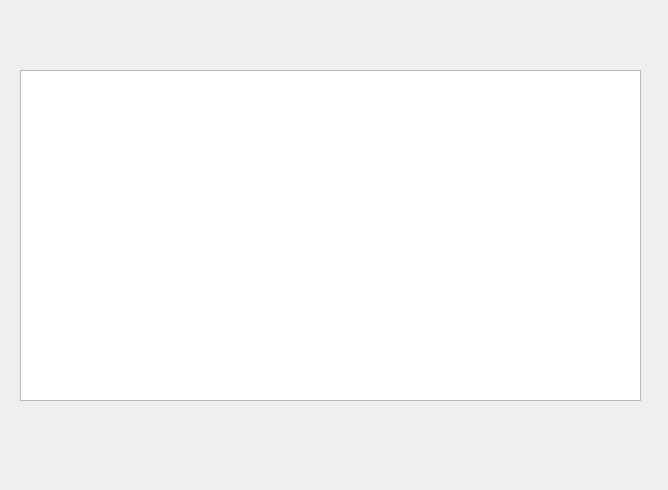
NorthIsMirror/QtZekyllManager, file manager/pulldialog.ui: the form before one commit.
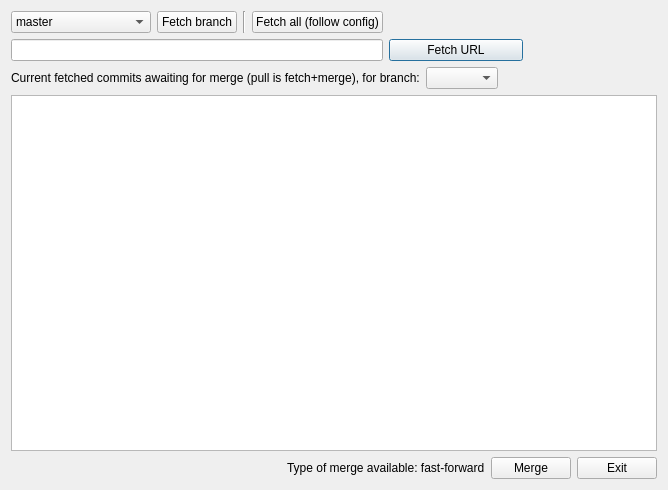
The form after the commit.

What changed in the file:
```diff
--- a/manager/pulldialog.ui
+++ b/manager/pulldialog.ui
@@ -13,16 +13,180 @@
   <property name="windowTitle">
    <string>Dialog</string>
   </property>
-  <widget class="QListWidget" name="listWidget">
-   <property name="geometry">
-    <rect>
-     <x>20</x>
-     <y>70</y>
-     <width>621</width>
-     <height>331</height>
-    </rect>
-   </property>
-  </widget>
+  <layout class="QVBoxLayout" name="verticalLayout">
+   <item>
+    <layout class="QGridLayout" name="gridLayout">
+     <item row="1" column="5">
+      <widget class="QPushButton" name="fetchURL">
+       <property name="text">
+        <string>Fetch URL</string>
+       </property>
+      </widget>
+     </item>
+     <item row="1" column="0" colspan="5">
+      <widget class="QLineEdit" name="url"/>
+     </item>
+     <item row="0" column="6">
+      <spacer name="horizontalSpacer_5">
+       <property name="orientation">
+        <enum>Qt::Horizontal</enum>
+       </property>
+       <property name="sizeHint" stdset="0">
+        <size>
+         <width>40</width>
+         <height>20</height>
+        </size>
+       </property>
+      </spacer>
+     </item>
+     <item row="0" column="4">
+      <widget class="QPushButton" name="fetchAll">
+       <property name="text">
+        <string>Fetch all (follow config)</string>
+       </property>
+      </widget>
+     </item>
+     <item row="0" column="5">
+      <spacer name="horizontalSpacer_3">
+       <property name="orientation">
+        <enum>Qt::Horizontal</enum>
+       </property>
+       <property name="sizeHint" stdset="0">
+        <size>
+         <width>40</width>
+         <height>20</height>
+        </size>
+       </property>
+      </spacer>
+     </item>
+     <item row="0" column="0">
+      <widget class="QComboBox" name="branchCombo">
+       <property name="minimumSize">
+        <size>
+         <width>140</width>
+         <height>0</height>
+        </size>
+       </property>
+       <item>
+        <property name="text">
+         <string>master</string>
+        </property>
+       </item>
+      </widget>
+     </item>
+     <item row="0" column="1" colspan="2">
+      <widget class="QPushButton" name="fetchBranch">
+       <property name="text">
+        <string>Fetch branch</string>
+       </property>
+      </widget>
+     </item>
+     <item row="1" column="6">
+      <spacer name="horizontalSpacer_4">
+       <property name="orientation">
+        <enum>Qt::Horizontal</enum>
+       </property>
+       <property name="sizeHint" stdset="0">
+        <size>
+         <width>40</width>
+         <height>20</height>
+        </size>
+       </property>
+      </spacer>
+     </item>
+     <item row="0" column="3">
+      <widget class="Line" name="line">
+       <property name="orientation">
+        <enum>Qt::Vertical</enum>
+       </property>
+      </widget>
+     </item>
+    </layout>
+   </item>
+   <item>
+    <layout class="QHBoxLayout" name="horizontalLayout_4">
+     <item>
+      <widget class="QLabel" name="label">
+       <property name="text">
+        <string>Current fetched commits awaiting for merge (pull is fetch+merge), for branch:</string>
+       </property>
+      </widget>
+     </item>
+     <item>
+      <widget class="QComboBox" name="fetchHeadCombo"/>
+     </item>
+     <item>
+      <spacer name="horizontalSpacer">
+       <property name="orientation">
+        <enum>Qt::Horizontal</enum>
+       </property>
+       <property name="sizeHint" stdset="0">
+        <size>
+         <width>40</width>
+         <height>20</height>
+        </size>
+       </property>
+      </spacer>
+     </item>
+    </layout>
+   </item>
+   <item>
+    <widget class="QListWidget" name="listWidget"/>
+   </item>
+   <item>
+    <layout class="QHBoxLayout" name="horizontalLayout_5">
+     <item>
+      <spacer name="horizontalSpacer_2">
+       <property name="orientation">
+        <enum>Qt::Horizontal</enum>
+       </property>
+       <property name="sizeHint" stdset="0">
+        <size>
+         <width>40</width>
+         <height>20</height>
+        </size>
+       </property>
+      </spacer>
+     </item>
+     <item>
+      <widget class="QLabel" name="mergeTypeLabel">
+       <property name="text">
+        <string>Type of merge available: fast-forward</string>
+       </property>
+      </widget>
+     </item>
+     <item>
+      <widget class="QPushButton" name="merge">
+       <property name="text">
+        <string>Merge</string>
+       </property>
+      </widget>
+     </item>
+     <item>
+      <widget class="QPushButton" name="exit">
+       <property name="text">
+        <string>Exit</string>
+       </property>
+      </widget>
+     </item>
+    </layout>
+   </item>
+  </layout>
+  <zorder>listWidget</zorder>
+  <zorder>url</zorder>
+  <zorder>fetchBranch</zorder>
+  <zorder>fetchURL</zorder>
+  <zorder>branchCombo</zorder>
+  <zorder>label</zorder>
+  <zorder>fetchHeadCombo</zorder>
+  <zorder>horizontalSpacer</zorder>
+  <zorder>merge</zorder>
+  <zorder>exit</zorder>
+  <zorder>mergeTypeLabel</zorder>
+  <zorder>horizontalSpacer_2</zorder>
+  <zorder>fetchBranch</zorder>
+  <zorder>fetchAll</zorder>
+  <zorder>horizontalSpacer_3</zorder>
  </widget>
  <resources/>
  <connections/>
```
